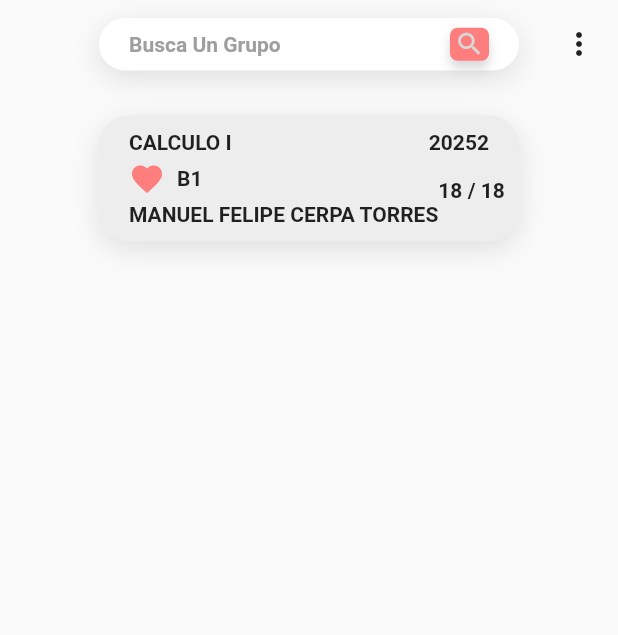
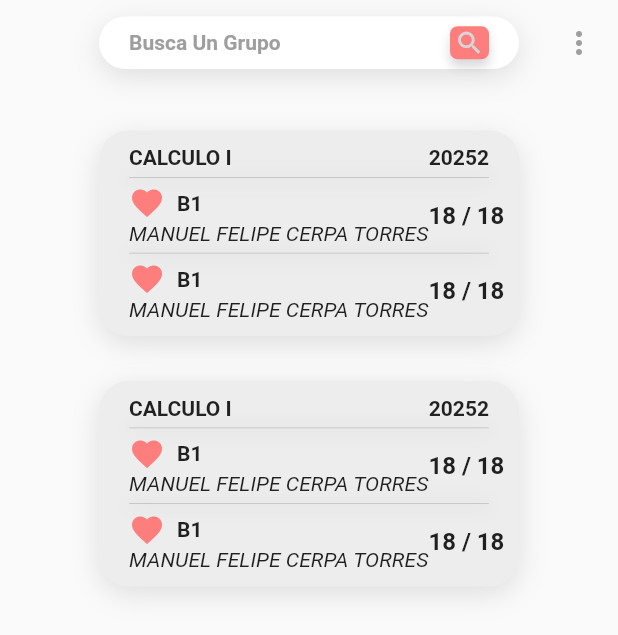
Before and after one commit to camilosanmiguel/asignaturasuis, a Flutter app: the screen it shows after launch, on a phone screen of 412 x 824 dp. Shown: the top 635 px of the screen. Run offline on Flutter 3.47's test engine with Material 2 defaults, Android fonts, the light colour scheme and no system bars.

Commit message:
Cambia el hint del Search_delegate \nPequeños cambios en la estructura del codigo

```diff
--- a/lib/src/pages/home_page.dart
+++ b/lib/src/pages/home_page.dart
@@ -7,19 +7,16 @@ class HomePage extends StatelessWidget {
   Widget build(BuildContext context) {
     return Scaffold(
       body: SafeArea(
-          child: Center(
           child: Column(
         crossAxisAlignment: CrossAxisAlignment.center,
         mainAxisSize: MainAxisSize.max,
         children: <Widget>[
           Padding(
-                padding: const EdgeInsets.only(top: 12.0),
+            padding: const EdgeInsets.symmetric(vertical: 11.0),
             child: Row(
               mainAxisAlignment: MainAxisAlignment.spaceAround,
               children: <Widget>[
                 InkWell(
-                      borderRadius: BorderRadius.circular(20),
-                      onTap: null,
                   child: Icon(
                     Icons.arrow_back,
                     color: Colors.transparent,
@@ -31,13 +28,17 @@ class HomePage extends StatelessWidget {
                   onTap: () {},
                   child: Icon(
                     Icons.more_vert,
-                        //color: Colors.transparent,
+                    color: Color(0xff9E9E9E),
                   ),
                 ),
               ],
-                )),
+            ),
+          ),
           SizedBox(height: 30),
-            CardGruop()
+          CardGruop(),
+          SizedBox(height: 30),
+          CardGruop(),
+
           //TODO Stream Builder!! Con bloc!!!
           /*Expanded(
                 child: Center(
@@ -52,7 +53,6 @@ class HomePage extends StatelessWidget {
                 ),
               )*/
         ],
-        ),
       )),
     );
   }
--- a/lib/src/pages/widgets/buscar_widget.dart
+++ b/lib/src/pages/widgets/buscar_widget.dart
@@ -12,7 +12,7 @@ class Buscar extends StatelessWidget {
       onTap: () {
         showSearch(
           context: context,
-          delegate: GrupoSearch(),
+          delegate: GrupoSearch(hintText: "Busca Un Grupo"),
         );
       },
       child: Container(
--- a/lib/src/pages/widgets/card_widget.dart
+++ b/lib/src/pages/widgets/card_widget.dart
@@ -3,13 +3,9 @@ import 'package:flutter/material.dart';
 class CardGruop extends StatelessWidget {
   @override
   Widget build(BuildContext context) {
-    return GestureDetector(
-      onTap: () {},
-      child: Container(
+    return Container(
       padding: EdgeInsets.symmetric(horizontal: 20, vertical: 10),
-          //alignment: Alignment.centerLeft,
       width: 280,
-          //height: 35,
       decoration: BoxDecoration(
         color: Color(0xFFEDEDED),
         borderRadius: BorderRadius.circular(20),
@@ -23,28 +19,59 @@ class CardGruop extends StatelessWidget {
       ),
       child: Column(
         children: <Widget>[
-              Row(
+          headerCard("CALCULO I", "20252"),
+          linea(),
+          bodyCard(),
+          linea(),
+          bodyCard(),
+        ],
+      ),
+    );
+  }
+
+  Widget headerCard(String nombre, String codigo) {
+    return Row(
       mainAxisAlignment: MainAxisAlignment.spaceBetween,
       children: <Widget>[
         Text(
-                    "CALCULO I",
+          nombre,
           style: TextStyle(fontWeight: FontWeight.w600),
         ),
         Text(
-                    "20252",
+          codigo,
           style: TextStyle(fontWeight: FontWeight.w600),
         ),
       ],
+    );
+  }
+
+  Widget linea() {
+    return Container(
+      margin: EdgeInsets.symmetric(vertical: 5),
+      height: 0.5,
+      decoration: BoxDecoration(
+        color: Colors.grey[400],
+        //color: Colors.red,
+        borderRadius: BorderRadius.circular(20),
+        boxShadow: [
+          BoxShadow(
+              color: Colors.grey.withOpacity(0.5),
+              spreadRadius: 0.5,
+              blurRadius: 10,
+              offset: Offset(0, 1))
+        ],
       ),
-              Row(
+    );
+  }
+
+  Widget bodyCard() {
+    return Row(
       mainAxisAlignment: MainAxisAlignment.spaceBetween,
       children: <Widget>[
         Column(
           crossAxisAlignment: CrossAxisAlignment.start,
           children: <Widget>[
-                      Padding(
-                        padding: const EdgeInsets.symmetric(vertical: 4),
-                        child: Row(
+            Row(
               children: <Widget>[
                 InkWell(
                   borderRadius: BorderRadius.circular(20),
@@ -64,21 +91,23 @@ class CardGruop extends StatelessWidget {
                 ),
               ],
             ),
-                      ),
             Text(
               "MANUEL FELIPE CERPA TORRES",
-                        style: TextStyle(fontWeight: FontWeight.w600),
+              style: TextStyle(
+                fontWeight: FontWeight.w400,
+                fontStyle: FontStyle.italic,
+              ),
             ),
           ],
         ),
         Text(
           "18 / 18",
-                    style: TextStyle(fontWeight: FontWeight.w600),
+          style: TextStyle(
+            fontWeight: FontWeight.w600,
+            fontSize: 16,
+          ),
         ),
       ],
-              ),
-            ],
-          )),
     );
   }
 }
--- a/lib/src/search/search_delegate.dart
+++ b/lib/src/search/search_delegate.dart
@@ -1,6 +1,14 @@
+import 'package:cupos_uis/src/pages/widgets/card_widget.dart';
 import 'package:flutter/material.dart';
 
 class GrupoSearch extends SearchDelegate {
+  GrupoSearch({@required String hintText})
+      : super(
+          searchFieldLabel: hintText,
+          keyboardType: TextInputType.text,
+          textInputAction: TextInputAction.search,
+        );
+
   @override
   List<Widget> buildActions(BuildContext context) {
     return [
@@ -31,7 +39,16 @@ class GrupoSearch extends SearchDelegate {
 
   @override
   Widget buildResults(BuildContext context) {
-    return Container();
+    return Center(
+      child: Column(
+        children: <Widget>[
+          SizedBox(height: 30),
+          CardGruop(),
+          SizedBox(height: 30),
+          CardGruop(),
+        ],
+      ),
+    );
   }
 
   @override
```
Lines whose indentation alone changed are shown as unchanged.
